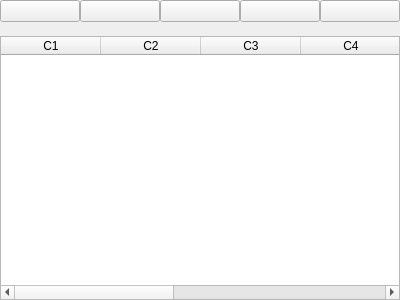
fersilentt/ProgrammingDirectories, file src/view/ui/part/list.ui: the form before one commit.
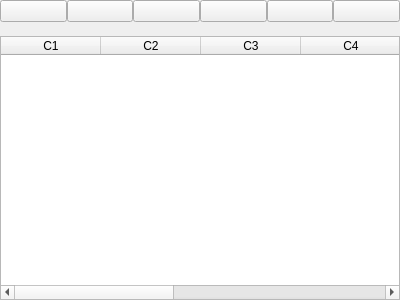
The form after the commit.

Patch:
```diff
--- a/src/view/ui/part/list.ui
+++ b/src/view/ui/part/list.ui
@@ -55,6 +55,13 @@
        </property>
       </widget>
      </item>
+     <item>
+      <widget class="QPushButton" name="pbView">
+       <property name="text">
+        <string/>
+       </property>
+      </widget>
+     </item>
      <item>
       <widget class="QPushButton" name="pbRepository">
        <property name="text">
```
